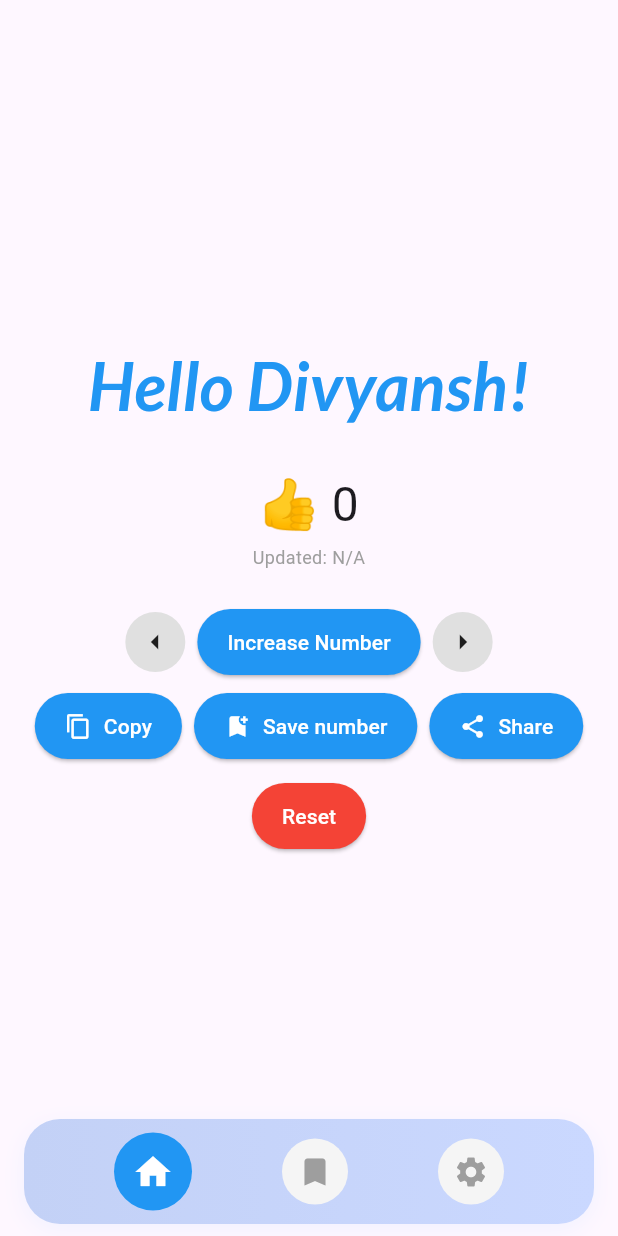
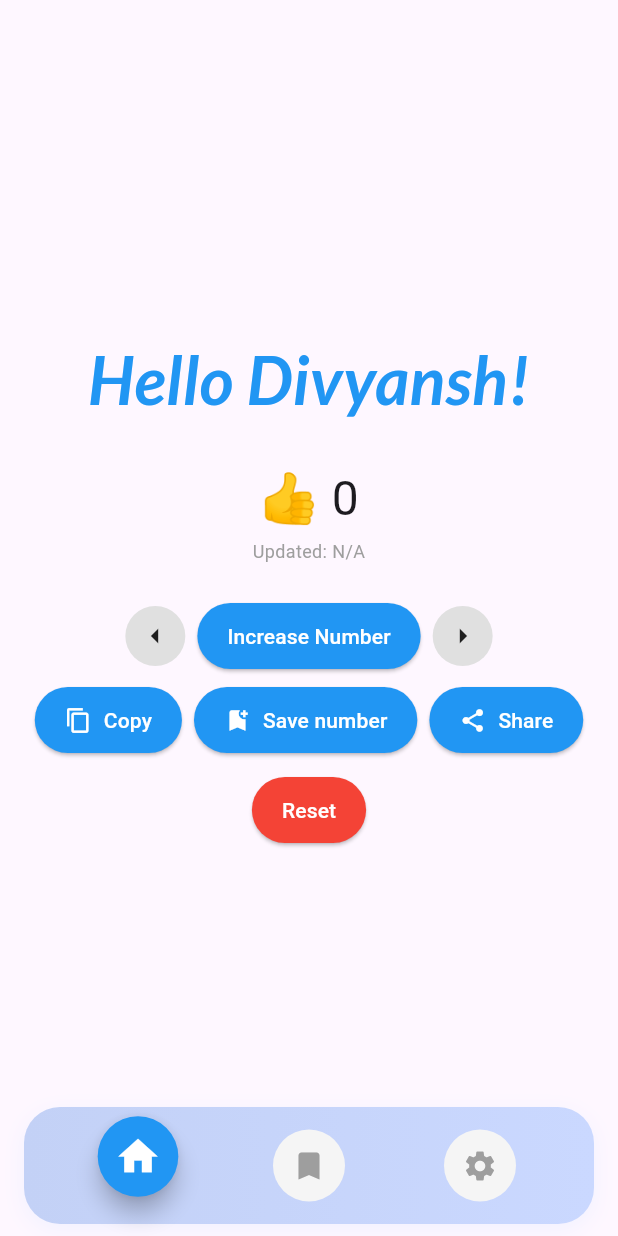
Before and after one commit to divyanshkumarindia/flutter_projects, a Flutter app: the screen it shows after launch, on a phone screen of 412 x 824 dp. Run offline on Flutter 3.47's test engine with Material 3 defaults, Android fonts, the phone set to English and light mode, and no system bars; our stand-ins replace google_fonts, shared_preferences.

Commit message:
Made bottom nav stable and snappy with smooth active icon animation

```diff
--- a/01_click_counter/lib/main.dart
+++ b/01_click_counter/lib/main.dart
@@ -844,23 +844,26 @@ class _PremiumBottomNavState extends State<_PremiumBottomNav>
     final inactiveColor = isDark ? Colors.grey.shade400 : Colors.grey;
     // here the gradient is defined with two colors.
 
+    const double itemWidth = 76.0;
+    const double circleSize = 48.0;
+
     return SafeArea(
       child: Padding(
         padding: const EdgeInsets.symmetric(horizontal: 16, vertical: 8),
         child: Container(
-          height: 70,
+          height: 78,
           decoration: BoxDecoration(
-            // Keep the dark gradient for dark mode; for light mode use a
-            // subtle blue-tinted gradient so the bar reads 'cooler'.
-            // Navigation Bar background gradient
             gradient: isDark
                 ? LinearGradient(colors: [bgStart, bgEnd])
-                : LinearGradient(colors: [const Color.fromARGB(255, 195, 209, 246), const Color.fromARGB(255, 202, 216, 255)]),
+                : LinearGradient(
+                    colors: [
+                      const Color.fromARGB(255, 195, 209, 246),
+                      const Color.fromARGB(255, 202, 216, 255),
+                    ],
+                  ),
             borderRadius: BorderRadius.circular(24),
             boxShadow: [
               BoxShadow(
-                // use a soft bluish shadow on light theme
-                // Navigation Bar shadow
                 color: isDark
                     ? const Color.fromARGB(141, 0, 0, 0)
                     : Colors.blue.withAlpha((0.06 * 255).round()),
@@ -873,24 +876,96 @@ class _PremiumBottomNavState extends State<_PremiumBottomNav>
             mainAxisAlignment: MainAxisAlignment.spaceEvenly,
             children: List.generate(items.length, (i) {
               final active = widget.currentIndex == i;
-              return GestureDetector(
+              final iconData = items[i];
+
+              // Each item is a SizedBox with InkWell for tap detection
+              // and a TweenAnimationBuilder for smooth scaling and translation.
+              // Also
+              return SizedBox(
+                width: itemWidth,
+                child: Center(
+                  child: InkWell(
+                    borderRadius: BorderRadius.circular(999),
                     onTap: () => widget.onTap(i),
-                child: AnimatedContainer(
+                    splashColor: Colors.white24,
+                    child: TweenAnimationBuilder<double>(
+                      tween: Tween<double>(
+                        begin: 1.0,
+                        end: active ? 1.12 : 1.0,
+                      ),
                       duration: const Duration(milliseconds: 220),
-                  padding: EdgeInsets.all(active ? 12 : 10),
-                  decoration: BoxDecoration(
-                    shape: BoxShape.circle,
+                      curve: Curves.easeOutBack,
+                      builder: (context, scale, child) {
+                        final translateY = active ? -6.0 : 0.0;
+                        return Transform.translate(
+                          offset: Offset(0, translateY),
+                          child: Transform.scale(
+                            scale: scale,
+                            alignment: Alignment.center,
+                            child: child,
+                          ),
+                        );
+                      },
+                      child: Material(
                         color: active
-                    // Navigation Button icon background color
                             ? Colors.blue
                             : (isDark
                                   ? Colors.grey.shade800
                                   : Colors.grey.shade100),
-                  ),
-                  child: Icon(
-                    items[i],
+                        shape: const CircleBorder(),
+                        elevation: active ? 6 : 0,
+                        child: SizedBox(
+                          width: circleSize,
+                          height: circleSize,
+                          child: Stack(
+                            alignment: Alignment.center,
+                            children: [
+                              Icon(
+                                iconData,
                                 color: active ? Colors.white : inactiveColor,
                                 size: active ? 28 : 24,
+                              ),
+                              if (iconData == Icons.bookmark &&
+                                  context
+                                      .watch<CounterProvider>()
+                                      .saved
+                                      .isNotEmpty)
+                                Positioned(
+                                  right: 6,
+                                  top: 6,
+                                  child: Container(
+                                    padding: const EdgeInsets.all(4),
+                                    decoration: BoxDecoration(
+                                      color: Colors.redAccent,
+                                      shape: BoxShape.circle,
+                                      boxShadow: [
+                                        BoxShadow(
+                                          color: Colors.black26,
+                                          blurRadius: 4,
+                                        ),
+                                      ],
+                                    ),
+                                    constraints: const BoxConstraints(
+                                      minWidth: 18,
+                                      minHeight: 18,
+                                    ),
+                                    child: Center(
+                                      child: Text(
+                                        '${context.watch<CounterProvider>().saved.length}',
+                                        style: const TextStyle(
+                                          color: Colors.white,
+                                          fontSize: 10,
+                                          fontWeight: FontWeight.bold,
+                                        ),
+                                      ),
+                                    ),
+                                  ),
+                                ),
+                            ],
+                          ),
+                        ),
+                      ),
+                    ),
                   ),
                 ),
               );
```
Lines whose indentation alone changed are shown as unchanged.
